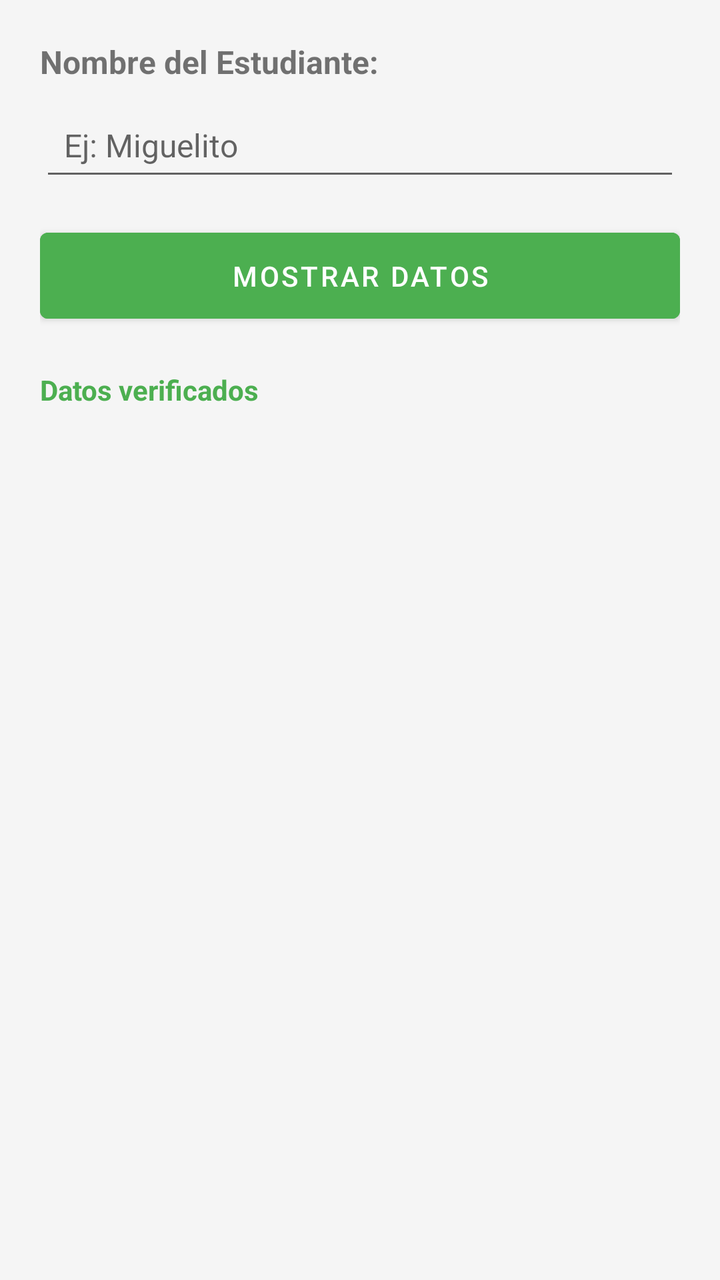
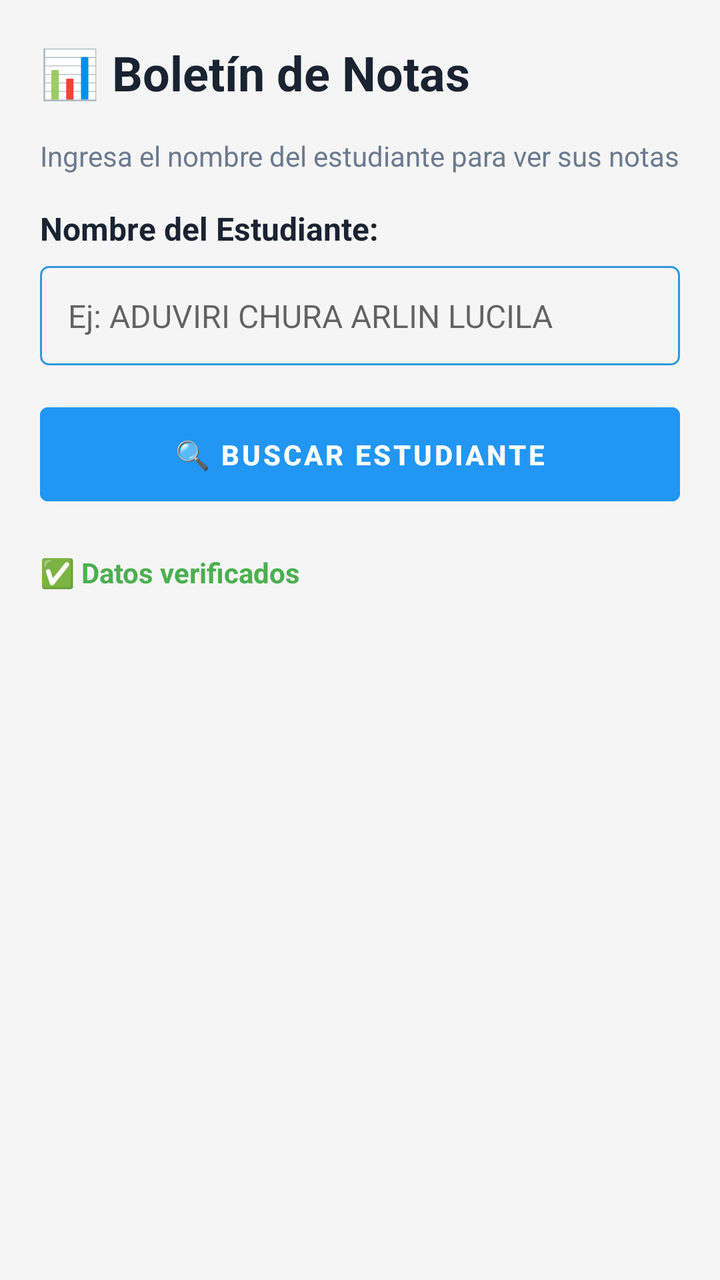

Before-and-after screenshots of an Android layout around one commit, followed by the original layout XML and the change that was made.
<!-- AndroidManifest.xml: application theme Theme.Colegio -->
<!-- res/layout/fragment_dashboard.xml -->
<?xml version="1.0" encoding="utf-8"?>
<ScrollView xmlns:android="http://schemas.android.com/apk/res/android"
    xmlns:app="http://schemas.android.com/apk/res-auto"
    android:layout_width="match_parent"
    android:layout_height="match_parent"
    android:fillViewport="true"
    android:background="#F5F5F5">

    <LinearLayout
        android:layout_width="match_parent"
        android:layout_height="wrap_content"
        android:orientation="vertical"
        android:padding="20dp"
        android:paddingBottom="140dp">

        
        <TextView
            android:layout_width="wrap_content"
            android:layout_height="wrap_content"
            android:text="Nombre del Estudiante:"
            android:textSize="16sp"
            android:textStyle="bold"
            android:layout_marginBottom="8dp" />

        <EditText
            android:id="@+id/editTextStudentName"
            android:layout_width="match_parent"
            android:layout_height="wrap_content"
            android:hint="Ej: Miguelito"
            android:textSize="16sp"
            android:padding="12dp" />

        
        <Button
            android:id="@+id/btnBuscarDatos"
            android:layout_width="match_parent"
            android:layout_height="wrap_content"
            android:text="Mostrar Datos"
            android:layout_marginTop="15dp"
            android:padding="12dp"
            android:backgroundTint="#4CAF50"
            android:textColor="@android:color/white" />

        
        <TextView
            android:id="@+id/textStudentName"
            android:layout_width="wrap_content"
            android:layout_height="wrap_content"
            android:text="Estudiante:"
            android:textSize="18sp"
            android:textStyle="bold"
            android:layout_marginTop="20dp"
            android:visibility="gone" />

        
        <Spinner
            android:id="@+id/spinnerMaterias"
            android:layout_width="match_parent"
            android:layout_height="wrap_content"
            android:layout_marginTop="15dp"
            android:visibility="gone" />

        
        <androidx.cardview.widget.CardView
            android:id="@+id/cardNotas"
            android:layout_width="match_parent"
            android:layout_height="wrap_content"
            android:layout_marginTop="15dp"
            app:cardCornerRadius="12dp"
            app:cardElevation="8dp"
            android:visibility="gone">

            <LinearLayout
                android:layout_width="match_parent"
                android:layout_height="wrap_content"
                android:orientation="vertical"
                android:padding="20dp">

                <TextView
                    android:id="@+id/textMateriaTitulo"
                    android:layout_width="wrap_content"
                    android:layout_height="wrap_content"
                    android:text="Seleccione una materia"
                    android:textStyle="bold"
                    android:textSize="18sp"/>

                <TextView
                    android:id="@+id/textNotas"
                    android:layout_width="wrap_content"
                    android:layout_height="wrap_content"
                    android:text="Notas aparecerán aquí"
                    android:textSize="14sp"
                    android:layout_marginTop="10dp"
                    android:lineSpacingExtra="4dp"/>

            </LinearLayout>

        </androidx.cardview.widget.CardView>

        
        <Button
            android:id="@+id/btnExportarPDF"
            android:layout_width="match_parent"
            android:layout_height="wrap_content"
            android:text="Exportar boletín en PDF"
            android:layout_marginTop="15dp"
            android:padding="12dp"
            android:backgroundTint="#3F51B5"
            android:textColor="@android:color/white"
            android:visibility="gone" />

        
        <TextView
            android:id="@+id/t"
            android:layout_width="wrap_content"
            android:layout_height="wrap_content"
            android:text="Datos verificados"
            android:textSize="14sp"
            android:layout_marginTop="20dp"
            android:textColor="#4CAF50"
            android:textStyle="bold"/>

    </LinearLayout>

</ScrollView>
<!-- resources referenced by this layout -->
<resources>
  <style name="Theme.Colegio" parent="Theme.MaterialComponents.DayNight.NoActionBar">
          
          <item name="colorPrimary">@color/purple_500</item>
          <item name="colorPrimaryVariant">@color/purple_700</item>
          <item name="colorOnPrimary">@color/white</item>
          
          <item name="colorSecondary">@color/teal_200</item>
          <item name="colorSecondaryVariant">@color/teal_700</item>
          <item name="colorOnSecondary">@color/black</item>
          
          <item name="android:statusBarColor">?attr/colorPrimaryVariant</item>
          
      </style>
  <color name="purple_500">#FF6200EE</color>
  <color name="purple_700">#FF3700B3</color>
  <color name="white">#FFFFFFFF</color>
  <color name="teal_200">#FF03DAC5</color>
  <color name="teal_700">#FF018786</color>
  <color name="black">#FF000000</color>
</resources>

<!-- the commit's change to res/layout/fragment_dashboard.xml (unified diff, before → after) -->
@@ -15,31 +15,52 @@
 
         
         <TextView
+            android:layout_width="match_parent"
+            android:layout_height="wrap_content"
+            android:text="📊 Boletín de Notas"
+            android:textSize="24sp"
+            android:textStyle="bold"
+            android:textColor="#1A2332"
+            android:layout_marginBottom="16dp" />
+
+        <TextView
+            android:layout_width="match_parent"
+            android:layout_height="wrap_content"
+            android:text="Ingresa el nombre del estudiante para ver sus notas"
+            android:textSize="14sp"
+            android:textColor="#6B7A8F"
+            android:layout_marginBottom="16dp" />
+
+        
+        <TextView
             android:layout_width="wrap_content"
             android:layout_height="wrap_content"
             android:text="Nombre del Estudiante:"
             android:textSize="16sp"
             android:textStyle="bold"
+            android:textColor="#1A2332"
             android:layout_marginBottom="8dp" />
 
         <EditText
             android:id="@+id/editTextStudentName"
             android:layout_width="match_parent"
             android:layout_height="wrap_content"
-            android:hint="Ej: Miguelito"
+            android:hint="Ej: ADUVIRI CHURA ARLIN LUCILA"
             android:textSize="16sp"
-            android:padding="12dp" />
+            android:padding="14dp"
+            android:background="@drawable/edittext_border" />
 
         
         <Button
             android:id="@+id/btnBuscarDatos"
             android:layout_width="match_parent"
             android:layout_height="wrap_content"
-            android:text="Mostrar Datos"
+            android:text="🔍 BUSCAR ESTUDIANTE"
             android:layout_marginTop="15dp"
-            android:padding="12dp"
-            android:backgroundTint="#4CAF50"
-            android:textColor="@android:color/white" />
+            android:padding="14dp"
+            android:backgroundTint="#2196F3"
+            android:textColor="@android:color/white"
+            android:textStyle="bold" />
 
         
         <TextView
@@ -47,8 +68,9 @@
             android:layout_width="wrap_content"
             android:layout_height="wrap_content"
             android:text="Estudiante:"
-            android:textSize="18sp"
+            android:textSize="20sp"
             android:textStyle="bold"
+            android:textColor="#1A2332"
             android:layout_marginTop="20dp"
             android:visibility="gone" />
 
@@ -80,9 +102,16 @@
                     android:id="@+id/textMateriaTitulo"
                     android:layout_width="wrap_content"
                     android:layout_height="wrap_content"
-                    android:text="Seleccione una materia"
+                    android:text="Matemática"
                     android:textStyle="bold"
-                    android:textSize="18sp"/>
+                    android:textSize="18sp"
+                    android:textColor="#1A2332" />
+
+                <View
+                    android:layout_width="match_parent"
+                    android:layout_height="1dp"
+                    android:background="#E0E0E0"
+                    android:layout_marginVertical="10dp" />
 
                 <TextView
                     android:id="@+id/textNotas"
@@ -90,8 +119,8 @@
                     android:layout_height="wrap_content"
                     android:text="Notas aparecerán aquí"
                     android:textSize="14sp"
-                    android:layout_marginTop="10dp"
-                    android:lineSpacingExtra="4dp"/>
+                    android:textColor="#1A2332"
+                    android:lineSpacingExtra="6dp" />
 
             </LinearLayout>
 
@@ -102,11 +131,12 @@
             android:id="@+id/btnExportarPDF"
             android:layout_width="match_parent"
             android:layout_height="wrap_content"
-            android:text="Exportar boletín en PDF"
+            android:text="📄 Exportar boletín en PDF"
             android:layout_marginTop="15dp"
-            android:padding="12dp"
-            android:backgroundTint="#3F51B5"
+            android:padding="14dp"
+            android:backgroundTint="#4CAF50"
             android:textColor="@android:color/white"
+            android:textStyle="bold"
             android:visibility="gone" />
 
         
@@ -114,7 +144,7 @@
             android:id="@+id/t"
             android:layout_width="wrap_content"
             android:layout_height="wrap_content"
-            android:text="Datos verificados"
+            android:text="✅ Datos verificados"
             android:textSize="14sp"
             android:layout_marginTop="20dp"
             android:textColor="#4CAF50"
<!-- resource entries referenced after the edit -->
@@ -1,5 +1,13 @@
 <!-- resources referenced by this layout -->
 <resources>
+  <!-- drawable edittext_border (drawable) -->
+  <?xml version="1.0" encoding="utf-8"?>
+  <shape xmlns:android="http://schemas.android.com/apk/res/android">
+      <solid android:color="@android:color/transparent" />
+      <stroke android:width="1dp" android:color="@color/curso_primero" />
+      <corners android:radius="4dp" />
+      <padding android:left="4dp" android:top="4dp" android:right="4dp" android:bottom="4dp" />
+  </shape>
   <style name="Theme.Colegio" parent="Theme.MaterialComponents.DayNight.NoActionBar">
           
           <item name="colorPrimary">@color/purple_500</item>
@@ -13,6 +21,7 @@
           <item name="android:statusBarColor">?attr/colorPrimaryVariant</item>
           
       </style>
+  <color name="curso_primero">#3498DB</color>
   <color name="purple_500">#FF6200EE</color>
   <color name="purple_700">#FF3700B3</color>
   <color name="white">#FFFFFFFF</color>
